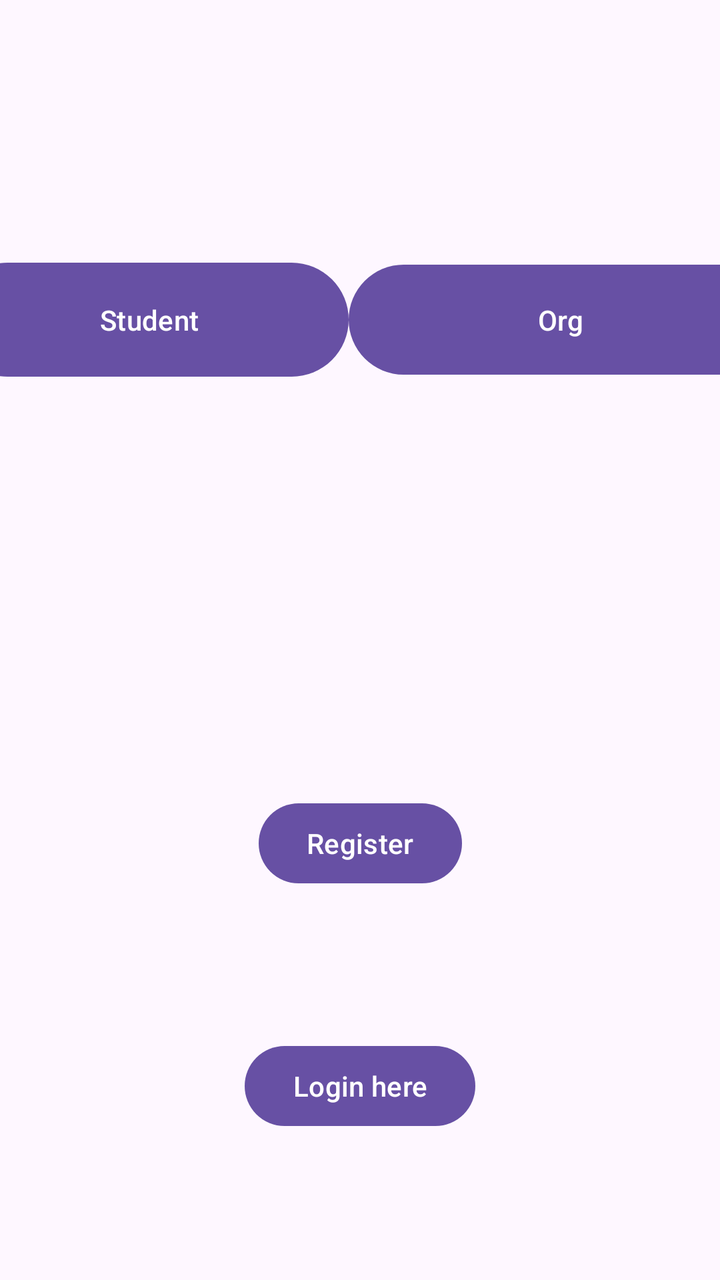
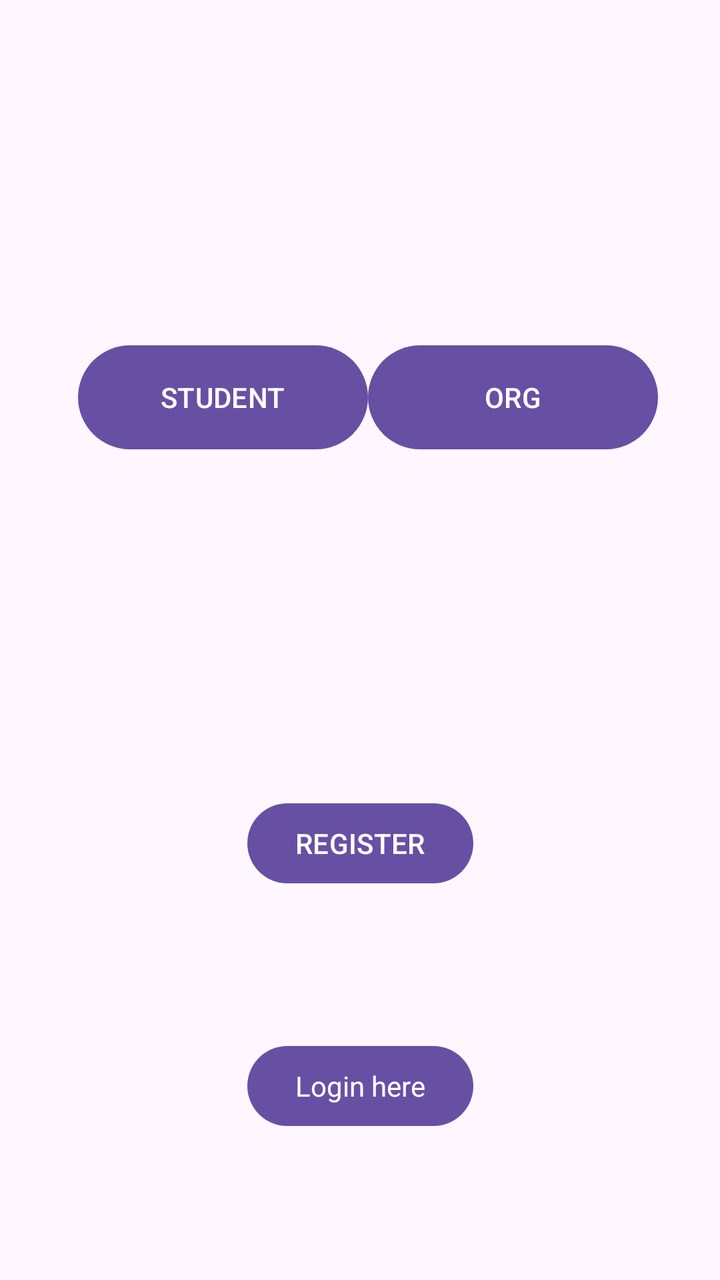

Screens rendered from an Android XML layout before and after an edit, with the pre-edit source and the edit as a unified diff.
<!-- AndroidManifest.xml: application theme Theme.BulletinBoard -->
<!-- res/layout/fragment_student_register_screen.xml -->
<?xml version="1.0" encoding="utf-8"?>
<androidx.constraintlayout.widget.ConstraintLayout xmlns:android="http://schemas.android.com/apk/res/android"
    xmlns:app="http://schemas.android.com/apk/res-auto"
    xmlns:tools="http://schemas.android.com/tools"
    android:id="@+id/constraintLayout"
    android:layout_width="match_parent"
    android:layout_height="match_parent"
    tools:context=".StudentRegisterScreen">

    <Button
        android:id="@+id/btn_register"
        android:layout_width="wrap_content"
        android:layout_height="wrap_content"
        android:text="Register"
        app:layout_constraintBottom_toBottomOf="parent"
        app:layout_constraintEnd_toEndOf="parent"
        app:layout_constraintStart_toStartOf="parent"
        app:layout_constraintTop_toTopOf="parent"
        app:layout_constraintVertical_bias="0.672" />

    <Button
        android:id="@+id/btn_toLogin"
        android:layout_width="wrap_content"
        android:layout_height="wrap_content"
        android:text="Login here"
        app:layout_constraintBottom_toBottomOf="parent"
        app:layout_constraintEnd_toEndOf="parent"
        app:layout_constraintStart_toStartOf="parent"
        app:layout_constraintTop_toBottomOf="@+id/btn_register" />

    <LinearLayout
        android:layout_width="410dp"
        android:layout_height="143dp"
        android:orientation="horizontal"
        app:layout_constraintBottom_toTopOf="@+id/btn_register"
        app:layout_constraintEnd_toEndOf="parent"
        app:layout_constraintStart_toStartOf="parent"
        app:layout_constraintTop_toTopOf="parent">

        <Button
            android:id="@+id/btn_toStudentRegistration"
            android:layout_width="199dp"
            android:layout_height="65dp"
            android:text="Student" />

        <Button
            android:id="@+id/btn_toOrgRegistration"
            android:layout_width="212dp"
            android:layout_height="63dp"
            android:text="Org" />
    </LinearLayout>
</androidx.constraintlayout.widget.ConstraintLayout>
<!-- resources referenced by this layout -->
<resources>
  <style name="Theme.BulletinBoard" parent="Base.Theme.BulletinBoard" />
  <style name="Base.Theme.BulletinBoard" parent="Theme.Material3.DayNight.NoActionBar">
          
          
      </style>
</resources>

<!-- the commit's change to res/layout/fragment_student_register_screen.xml (unified diff, before → after) -->
@@ -11,7 +11,7 @@
         android:id="@+id/btn_register"
         android:layout_width="wrap_content"
         android:layout_height="wrap_content"
-        android:text="Register"
+        android:text="@string/register"
         app:layout_constraintBottom_toBottomOf="parent"
         app:layout_constraintEnd_toEndOf="parent"
         app:layout_constraintStart_toStartOf="parent"
@@ -20,17 +20,19 @@
 
     <Button
         android:id="@+id/btn_toLogin"
+        style="?android:attr/buttonBarStyle"
         android:layout_width="wrap_content"
         android:layout_height="wrap_content"
-        android:text="Login here"
+        android:text="@string/login_here"
         app:layout_constraintBottom_toBottomOf="parent"
         app:layout_constraintEnd_toEndOf="parent"
         app:layout_constraintStart_toStartOf="parent"
         app:layout_constraintTop_toBottomOf="@+id/btn_register" />
 
     <LinearLayout
-        android:layout_width="410dp"
-        android:layout_height="143dp"
+        style="?android:attr/buttonBarButtonStyle"
+        android:layout_width="359dp"
+        android:layout_height="195dp"
         android:orientation="horizontal"
         app:layout_constraintBottom_toTopOf="@+id/btn_register"
         app:layout_constraintEnd_toEndOf="parent"
@@ -39,14 +41,16 @@
 
         <Button
             android:id="@+id/btn_toStudentRegistration"
-            android:layout_width="199dp"
-            android:layout_height="65dp"
-            android:text="Student" />
+            android:layout_width="145dp"
+            android:layout_height="60dp"
+            android:text="@string/student"
+            tools:ignore="ButtonStyle,VisualLintBounds" />
 
         <Button
             android:id="@+id/btn_toOrgRegistration"
-            android:layout_width="212dp"
-            android:layout_height="63dp"
-            android:text="Org" />
+            android:layout_width="145dp"
+            android:layout_height="60dp"
+            android:text="@string/org"
+            tools:ignore="ButtonStyle,VisualLintBounds" />
     </LinearLayout>
 </androidx.constraintlayout.widget.ConstraintLayout>
<!-- resource entries referenced after the edit -->
@@ -1,5 +1,9 @@
 <!-- resources referenced by this layout -->
 <resources>
+  <string name="login_here">Login here</string>
+  <string name="org">ORG</string>
+  <string name="register">REGISTER</string>
+  <string name="student">STUDENT</string>
   <style name="Theme.BulletinBoard" parent="Base.Theme.BulletinBoard" />
   <style name="Base.Theme.BulletinBoard" parent="Theme.Material3.DayNight.NoActionBar">
           
